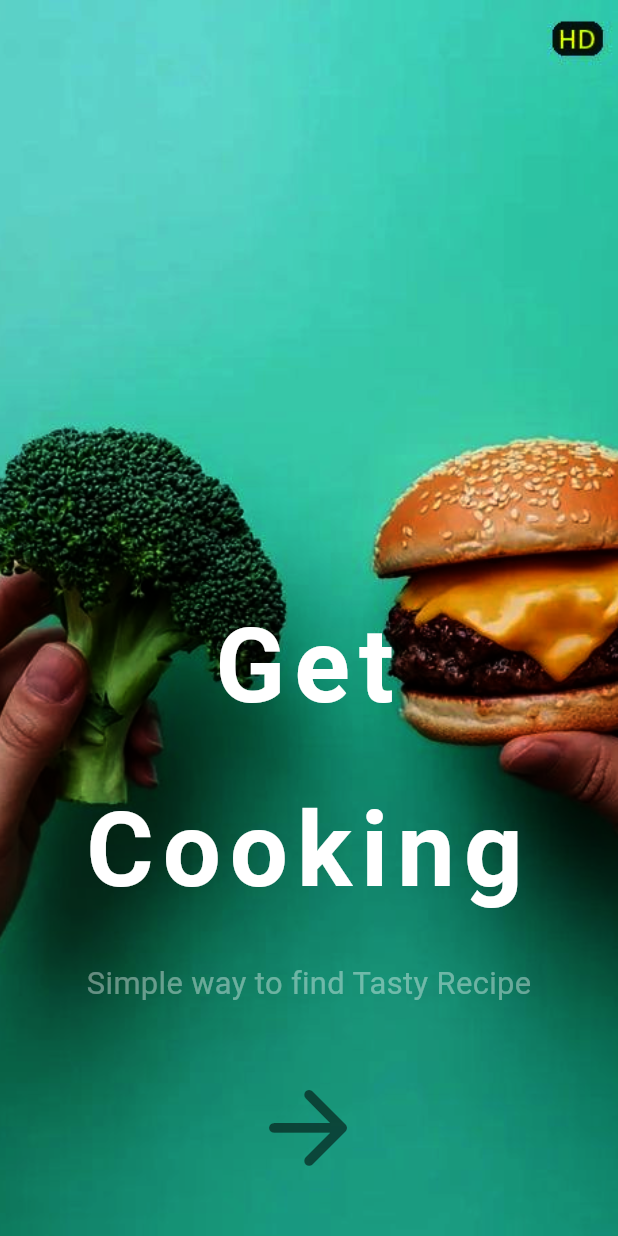
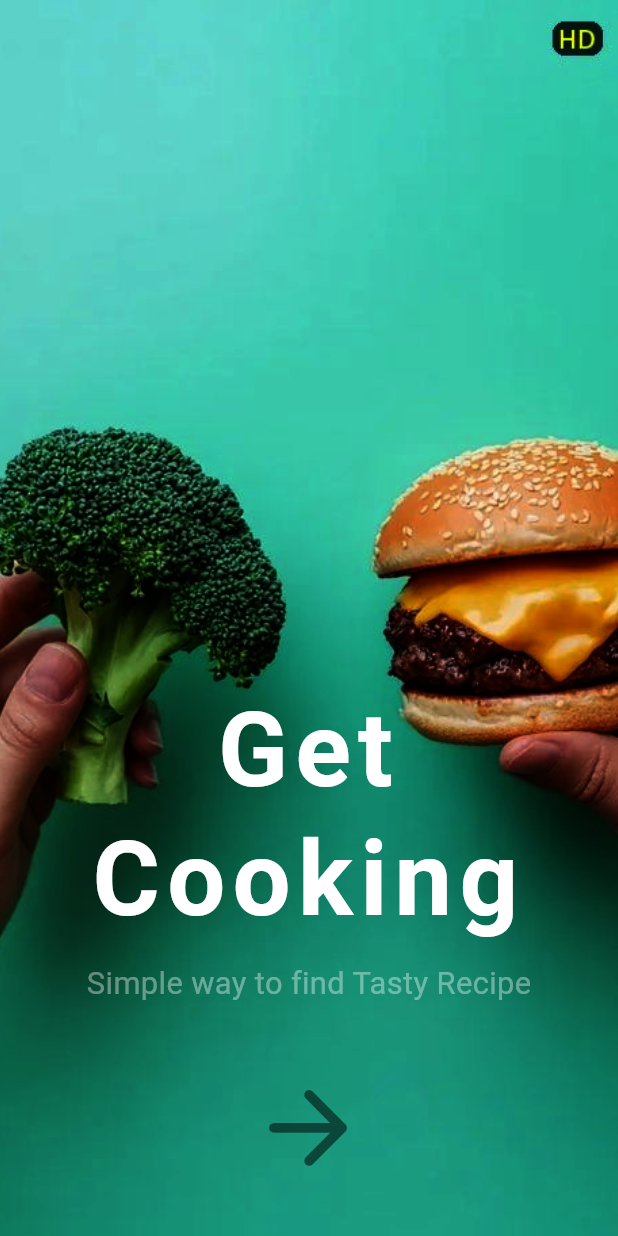
Before and after one commit to Nidhin-K-R/meal_magic_recipe_app, a Flutter app: the screen it shows after launch, after a tap on "Sign Up", on a phone screen of 412 x 824 dp. Run offline on Flutter 3.47's test engine with Material 3 defaults, Android fonts, the phone set to English and light mode, and no system bars; our stand-ins replace flutter_screenutil.

Commit message:
responsive

```diff
--- a/lib/features/authentication/presentation/widgets/custom_widgets.dart
+++ b/lib/features/authentication/presentation/widgets/custom_widgets.dart
@@ -30,7 +30,7 @@ class CustomWidgets {
         "Sign Up",
         style: TextStyle(
           color: Colors.white,
-          fontSize: 20,
+          fontSize: 20.sp,
           fontWeight: FontWeight.bold,
         ),
       ),
--- a/lib/features/splashscreen/splash_screen.dart
+++ b/lib/features/splashscreen/splash_screen.dart
@@ -31,8 +31,8 @@ class SplashScreen extends StatelessWidget {
                 fontSize: 60.r,
                 fontWeight: FontWeight.bold,
                 color: Colors.white,
-                letterSpacing: 5.h,
-                height: 1.5.h,
+                letterSpacing: 4.h,
+                height: 1.1.r,
               ),
             ),
             SizedBox(height: 10.h),
```
